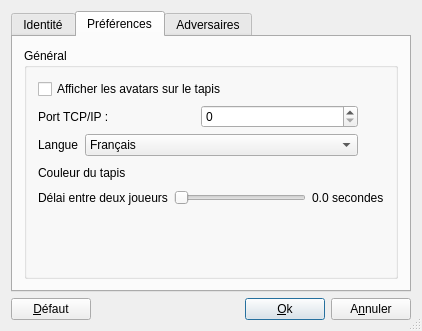
The window that src/client/OptionsUI.ui (arabine/icl) describes before a commit, drawn with Qt 5.
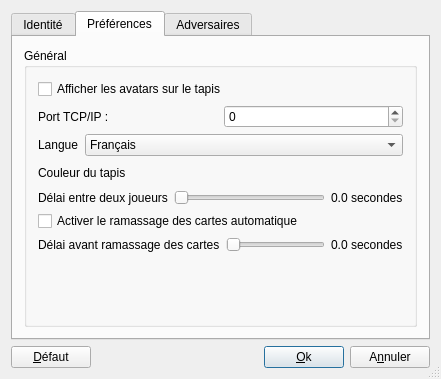
The same window after the commit. The open tabs and pages were chosen to show the change. Icons and pictures are not drawn.

Commit message: Added option to clean cards after a delay at the end of each turn

```diff
--- a/src/client/OptionsUI.ui
+++ b/src/client/OptionsUI.ui
@@ -6,8 +6,8 @@
    <rect>
     <x>0</x>
     <y>0</y>
-    <width>420</width>
-    <height>331</height>
+    <width>441</width>
+    <height>379</height>
    </rect>
   </property>
   <property name="sizePolicy">
@@ -316,20 +316,20 @@
        <string>Préférences</string>
       </attribute>
       <layout class="QGridLayout" name="gridLayout_2">
-       <item row="0" column="0">
+       <item row="1" column="0">
         <widget class="QGroupBox" name="groupBox_10">
          <property name="title">
           <string>Général</string>
          </property>
-         <layout class="QGridLayout" name="gridLayout">
-          <item row="0" column="0" colspan="2">
+         <layout class="QVBoxLayout" name="verticalLayout">
+          <item>
            <widget class="QCheckBox" name="afficheAvatars">
             <property name="text">
              <string>Afficher les avatars sur le tapis</string>
             </property>
            </widget>
           </item>
-          <item row="1" column="0">
+          <item>
            <layout class="QHBoxLayout" name="_13">
             <property name="spacing">
              <number>6</number>
@@ -362,7 +362,7 @@
             </item>
            </layout>
           </item>
-          <item row="2" column="0">
+          <item>
            <layout class="QHBoxLayout" name="_14">
             <property name="spacing">
              <number>6</number>
@@ -420,7 +420,7 @@
             </item>
            </layout>
           </item>
-          <item row="3" column="0" colspan="2">
+          <item>
            <layout class="QHBoxLayout" name="horizontalLayout_3">
             <item>
              <widget class="QLabel" name="label">
@@ -454,7 +454,7 @@
             </item>
            </layout>
           </item>
-          <item row="4" column="0" colspan="2">
+          <item>
            <layout class="QHBoxLayout" name="horizontalLayout">
             <item>
              <widget class="QLabel" name="TextLabel1">
@@ -494,7 +494,48 @@
             </item>
            </layout>
           </item>
-          <item row="5" column="1">
+          <item>
+           <widget class="QCheckBox" name="clic">
+            <property name="text">
+             <string>Activer le ramassage des cartes automatique</string>
+            </property>
+           </widget>
+          </item>
+          <item>
+           <layout class="QHBoxLayout" name="horizontalLayout_5">
+            <item>
+             <widget class="QLabel" name="label2">
+              <property name="text">
+               <string>Délai avant ramassage des cartes</string>
+              </property>
+             </widget>
+            </item>
+            <item>
+             <widget class="QSlider" name="slider2">
+              <property name="maximum">
+               <number>5000</number>
+              </property>
+              <property name="singleStep">
+               <number>100</number>
+              </property>
+              <property name="pageStep">
+               <number>100</number>
+              </property>
+              <property name="orientation">
+               <enum>Qt::Horizontal</enum>
+              </property>
+             </widget>
+            </item>
+            <item>
+             <widget class="QLabel" name="temps2">
+              <property name="text">
+               <string>0.0 secondes</string>
+              </property>
+             </widget>
+            </item>
+           </layout>
+          </item>
+          <item>
            <spacer name="verticalSpacer_2">
             <property name="orientation">
              <enum>Qt::Vertical</enum>
```
Left out of the diff: 2 changed lines with no effect on the pictures. The commit also changes 9 other files.
